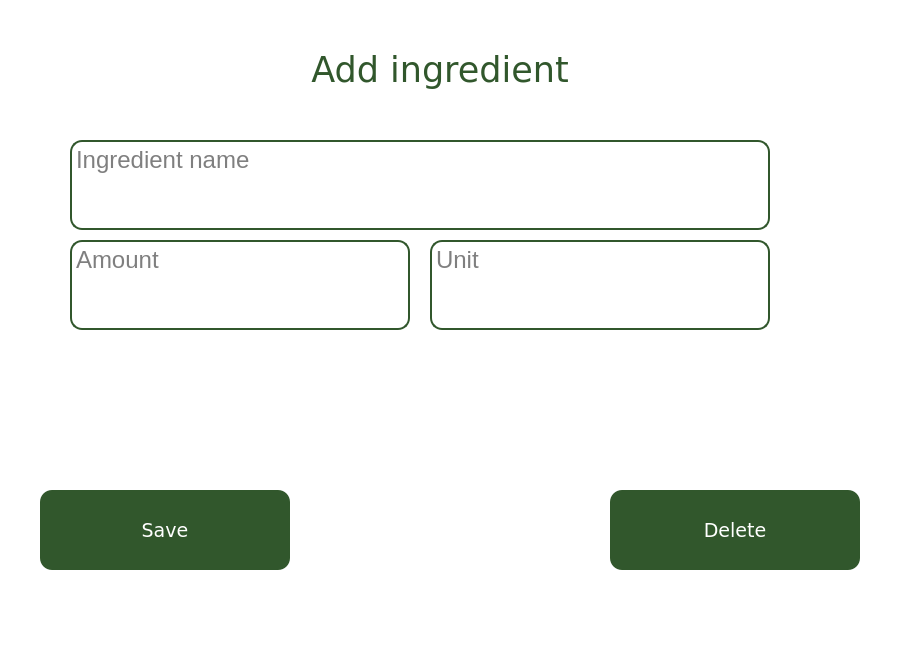
Before: the Qt Designer form UI/ui_designs/addIngredient.ui in PoROBIONE-Quattro-Formaggi/PoLIZANE, drawn with Qt 5.
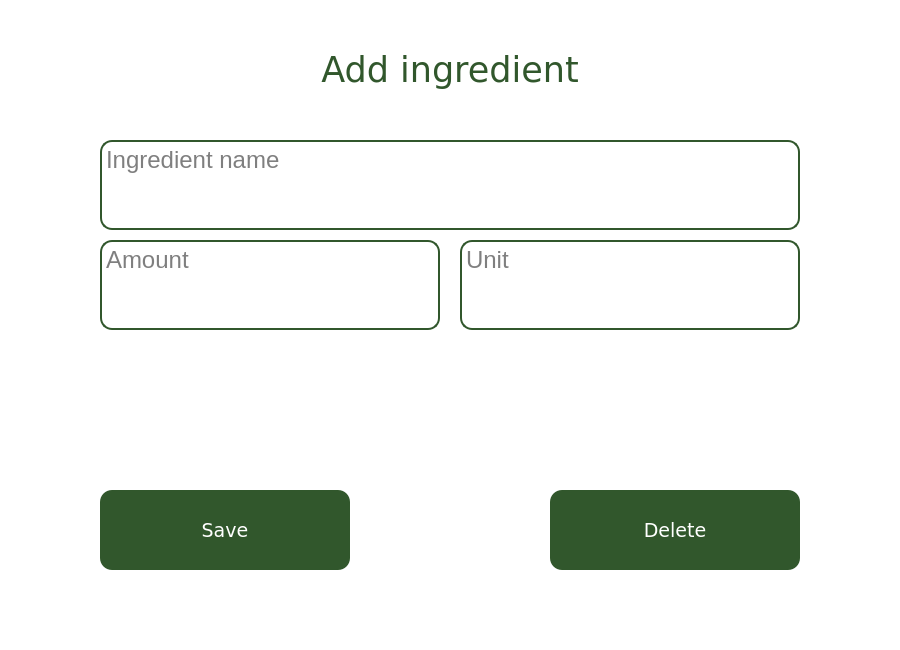
After: the same form once the commit is applied. Icons and pictures are not drawn.

Commit message: Updated add ingredeitn and add timer screen

Patch:
```diff
--- a/UI/ui_designs/addIngredient.ui
+++ b/UI/ui_designs/addIngredient.ui
@@ -41,7 +41,7 @@
    <widget class="QPushButton" name="saveButton">
     <property name="geometry">
      <rect>
-      <x>40</x>
+      <x>100</x>
       <y>490</y>
       <width>250</width>
       <height>80</height>
@@ -71,7 +71,7 @@
    <widget class="QPushButton" name="deleteButton">
     <property name="geometry">
      <rect>
-      <x>610</x>
+      <x>550</x>
       <y>490</y>
       <width>250</width>
       <height>80</height>
@@ -103,7 +103,7 @@
      <rect>
       <x>0</x>
       <y>0</y>
-      <width>880</width>
+      <width>900</width>
       <height>140</height>
      </rect>
     </property>
@@ -126,7 +126,7 @@
    <widget class="QPlainTextEdit" name="ingredientNameTextArea">
     <property name="geometry">
      <rect>
-      <x>70</x>
+      <x>100</x>
       <y>140</y>
       <width>700</width>
       <height>90</height>
@@ -150,7 +150,7 @@
    <widget class="QPlainTextEdit" name="amount">
     <property name="geometry">
      <rect>
-      <x>70</x>
+      <x>100</x>
       <y>240</y>
       <width>340</width>
       <height>90</height>
@@ -173,7 +173,7 @@
    <widget class="QPlainTextEdit" name="unitTextArea">
     <property name="geometry">
      <rect>
-      <x>430</x>
+      <x>460</x>
       <y>240</y>
       <width>340</width>
       <height>90</height>
```
The commit also changes 4 other files.
